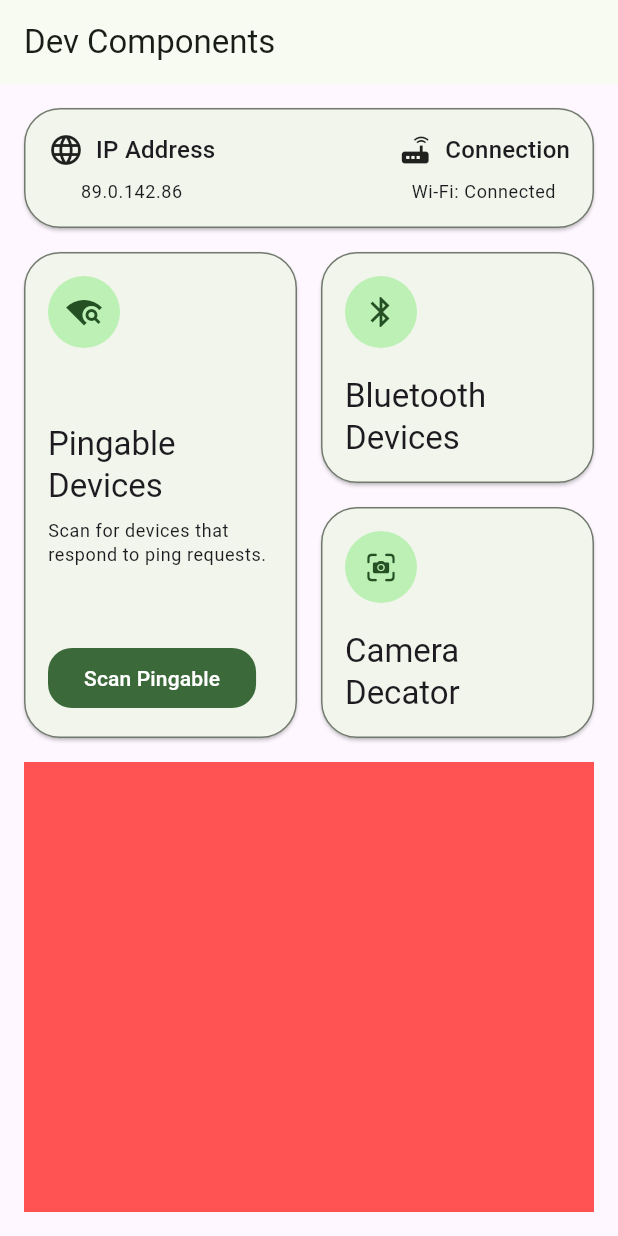
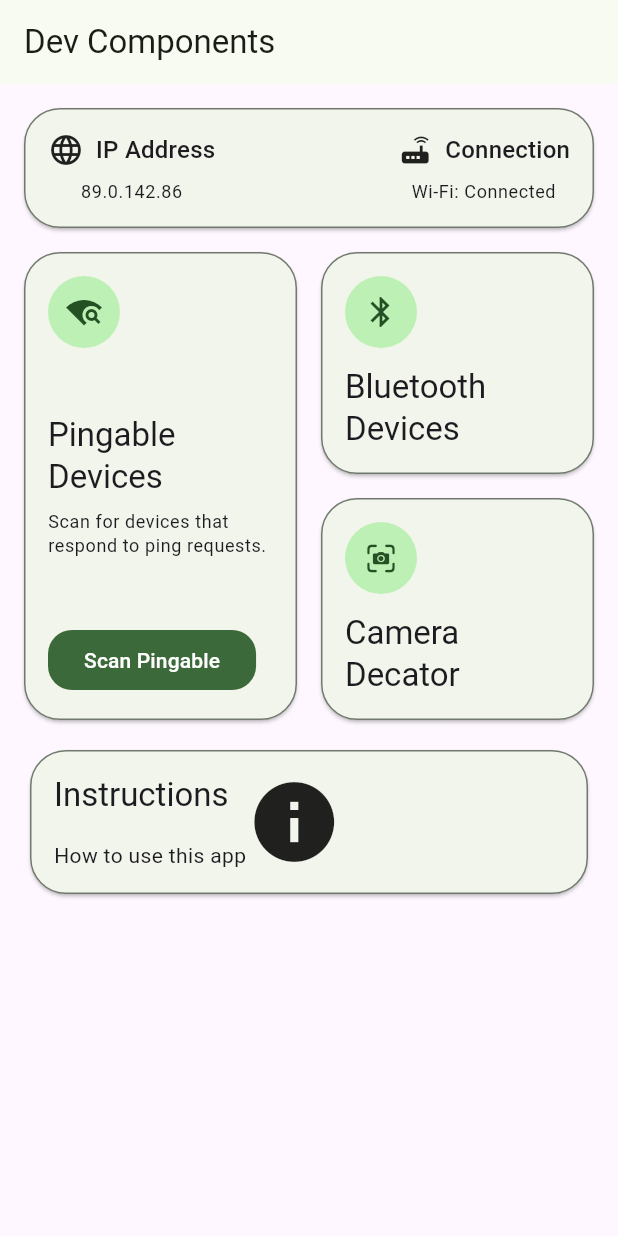
Before and after one commit to Thixq/spy_scanner_neon_apps, a Flutter app: the screen it shows after launch, on a phone screen of 412 x 824 dp. Run offline on Flutter 3.47's test engine with Material 3 defaults, Android fonts, the phone set to English and light mode, and no system bars; our stand-ins replace get_it; missing offline and left inert: flutter_reactive_ble, network_tools, nsd.

Commit message:
camera asset add and info_card created.

```diff
--- a/lib/dev/dev_component_view.dart
+++ b/lib/dev/dev_component_view.dart
@@ -1,5 +1,6 @@
 import 'package:flutter/cupertino.dart' show CupertinoIcons;
 import 'package:flutter/material.dart';
+import 'package:spy_scanner/feature/components/info_card.dart';
 import 'package:spy_scanner/feature/components/lan_info_card.dart';
 
 import 'package:spy_scanner/feature/components/scan_card.dart';
@@ -59,11 +60,7 @@ class DevComponentView extends StatelessWidget {
                   ],
                 ),
               ),
-              Container(
-                color: Colors.redAccent,
-                height: 300,
-                width: 400,
-              ),
+              const Flexible(child: InfoCard()),
             ],
           ),
         ),
--- /dev/null
+++ b/lib/feature/components/info_card.dart
@@ -0,0 +1,44 @@
+import 'package:flutter/material.dart';
+import 'package:spy_scanner/core/app_sizes.dart';
+import 'package:spy_scanner/core/extension/context_theme.dart';
+
+class InfoCard extends StatelessWidget {
+  const InfoCard({super.key});
+
+  @override
+  Widget build(BuildContext context) {
+    return Card(
+      shape: RoundedRectangleBorder(
+        side: BorderSide(color: context.colorScheme.outline),
+        borderRadius: AppSizes.largeBorderRadius,
+      ),
+      child: Padding(
+        padding: AppSizes.mediumPadding,
+        child: Row(
+          children: [
+            _buildTitleAndSubtitle(context),
+            const Icon(
+              Icons.info,
+              size: 64,
+            ),
+          ],
+        ),
+      ),
+    );
+  }
+
+  Column _buildTitleAndSubtitle(BuildContext context) {
+    return Column(
+      crossAxisAlignment: CrossAxisAlignment.start,
+      spacing: AppSizes.medium,
+      mainAxisSize: MainAxisSize.min,
+      children: [
+        Text(
+          'Instructions',
+          style: context.textTheme.titleLarge,
+        ),
+        const Text('How to use this app'),
+      ],
+    );
+  }
+}
```
Also changed, not shown: assets/images/img_security_camera.png (added).
